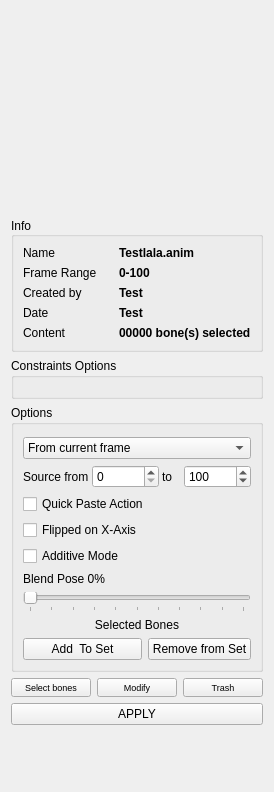
First picture: the form in gaolib/ui/infowidget.ui, repository GaoShanPictures/GAOLIB, before the edit.
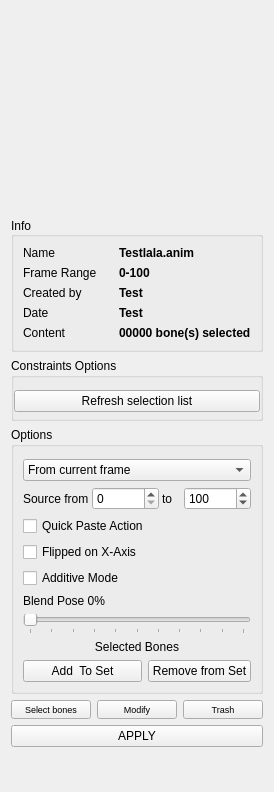
Second picture: the form after the edit. Icons and pictures are not drawn.

What changed in the file:
```diff
--- a/gaolib/ui/infowidget.ui
+++ b/gaolib/ui/infowidget.ui
@@ -469,6 +469,13 @@
       <property name="bottomMargin">
        <number>6</number>
       </property>
+      <item>
+       <widget class="QPushButton" name="refreshPairingListPushButton">
+        <property name="text">
+         <string>Refresh selection list</string>
+        </property>
+       </widget>
+      </item>
      </layout>
     </widget>
    </item>
```
